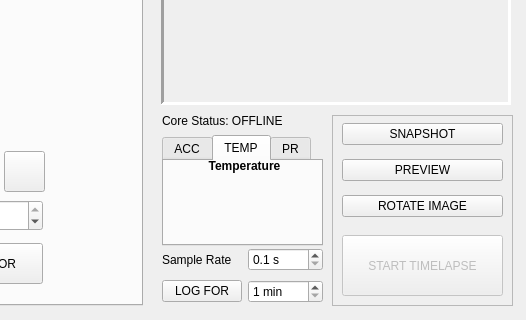
Qt form _ui/Clinostat.ui (CoCl-Jerry/SciSpin_Max_Dev) before a commit; both pictures show x 498 to 1024 and y 255 to 575 of the 1024 by 575 pixel window.
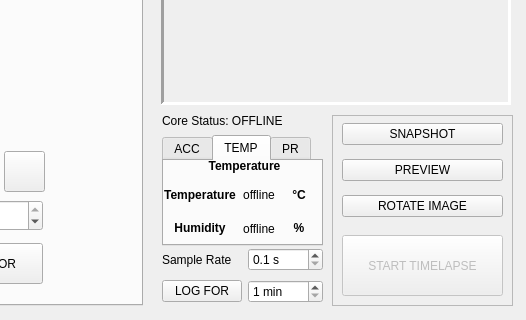
The same form after that commit. The open tabs and pages were chosen to show the change. Icons and pictures are not drawn.

What changed in the file:
```diff
--- a/_ui/Clinostat.ui
+++ b/_ui/Clinostat.ui
@@ -1392,6 +1392,90 @@
        <string>&lt;html&gt;&lt;head/&gt;&lt;body&gt;&lt;p align=&quot;center&quot;&gt;&lt;span style=&quot; font-weight:600;&quot;&gt;Temperature&lt;/span&gt;&lt;/p&gt;&lt;/body&gt;&lt;/html&gt;</string>
       </property>
      </widget>
+     <widget class="QWidget" name="horizontalLayoutWidget_2">
+      <property name="geometry">
+       <rect>
+        <x>0</x>
+        <y>20</y>
+        <width>152</width>
+        <height>61</height>
+       </rect>
+      </property>
+      <layout class="QHBoxLayout" name="horizontalLayout_3">
+       <item>
+        <layout class="QVBoxLayout" name="verticalLayout_8">
+         <item>
+          <widget class="QLabel" name="TEMP_label">
+           <property name="text">
+            <string>&lt;html&gt;&lt;head/&gt;&lt;body&gt;&lt;p align=&quot;center&quot;&gt;&lt;span style=&quot; font-weight:600;&quot;&gt;Temperature&lt;/span&gt;&lt;/p&gt;&lt;/body&gt;&lt;/html&gt;</string>
+           </property>
+           <property name="alignment">
+            <set>Qt::AlignCenter</set>
+           </property>
+          </widget>
+         </item>
+         <item>
+          <widget class="QLabel" name="HUM_label">
+           <property name="text">
+            <string>&lt;html&gt;&lt;head/&gt;&lt;body&gt;&lt;p align=&quot;center&quot;&gt;&lt;span style=&quot; font-weight:600;&quot;&gt;Humidity&lt;/span&gt;&lt;/p&gt;&lt;/body&gt;&lt;/html&gt;</string>
+           </property>
+           <property name="alignment">
+            <set>Qt::AlignCenter</set>
+           </property>
+          </widget>
+         </item>
+        </layout>
+       </item>
+       <item>
+        <layout class="QVBoxLayout" name="verticalLayout_9">
+         <item>
+          <widget class="QLabel" name="TEMP_text_label">
+           <property name="text">
+            <string>offline</string>
+           </property>
+           <property name="alignment">
+            <set>Qt::AlignCenter</set>
+           </property>
+          </widget>
+         </item>
+         <item>
+          <widget class="QLabel" name="HUM_text_label">
+           <property name="text">
+            <string>offline</string>
+           </property>
+           <property name="alignment">
+            <set>Qt::AlignCenter</set>
+           </property>
+          </widget>
+         </item>
+        </layout>
+       </item>
+       <item>
+        <layout class="QVBoxLayout" name="verticalLayout_10">
+         <item>
+          <widget class="QLabel" name="TEMP_Unit_label">
+           <property name="text">
+            <string>&lt;html&gt;&lt;head/&gt;&lt;body&gt;&lt;p align=&quot;center&quot;&gt;&lt;span style=&quot; font-weight:600;&quot;&gt;°C&lt;/span&gt;&lt;/p&gt;&lt;/body&gt;&lt;/html&gt;</string>
+           </property>
+           <property name="alignment">
+            <set>Qt::AlignCenter</set>
+           </property>
+          </widget>
+         </item>
+         <item>
+          <widget class="QLabel" name="HUM_Unit_label_2">
+           <property name="text">
+            <string>&lt;html&gt;&lt;head/&gt;&lt;body&gt;&lt;p align=&quot;center&quot;&gt;&lt;span style=&quot; font-weight:600;&quot;&gt;%&lt;/span&gt;&lt;/p&gt;&lt;/body&gt;&lt;/html&gt;</string>
+           </property>
+           <property name="alignment">
+            <set>Qt::AlignCenter</set>
+           </property>
+          </widget>
+         </item>
+        </layout>
+       </item>
+      </layout>
+     </widget>
     </widget>
     <widget class="QWidget" name="MAG_tab">
      <attribute name="title">
```
Left out of the diff: 64 changed lines with no effect on the pictures.
